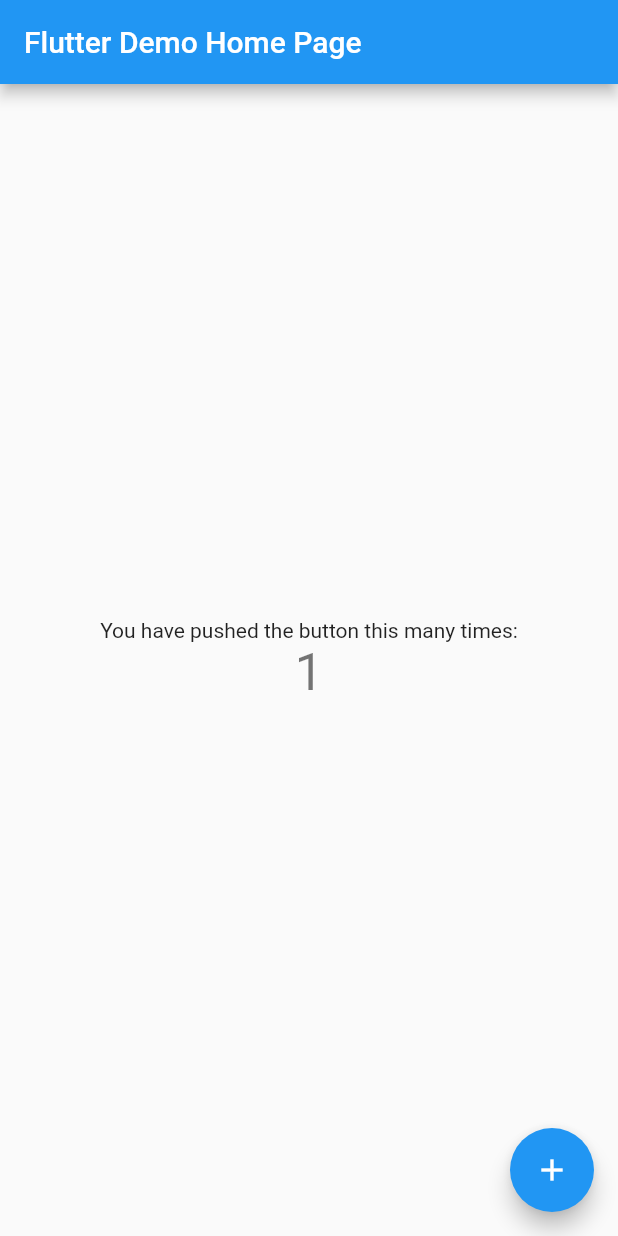
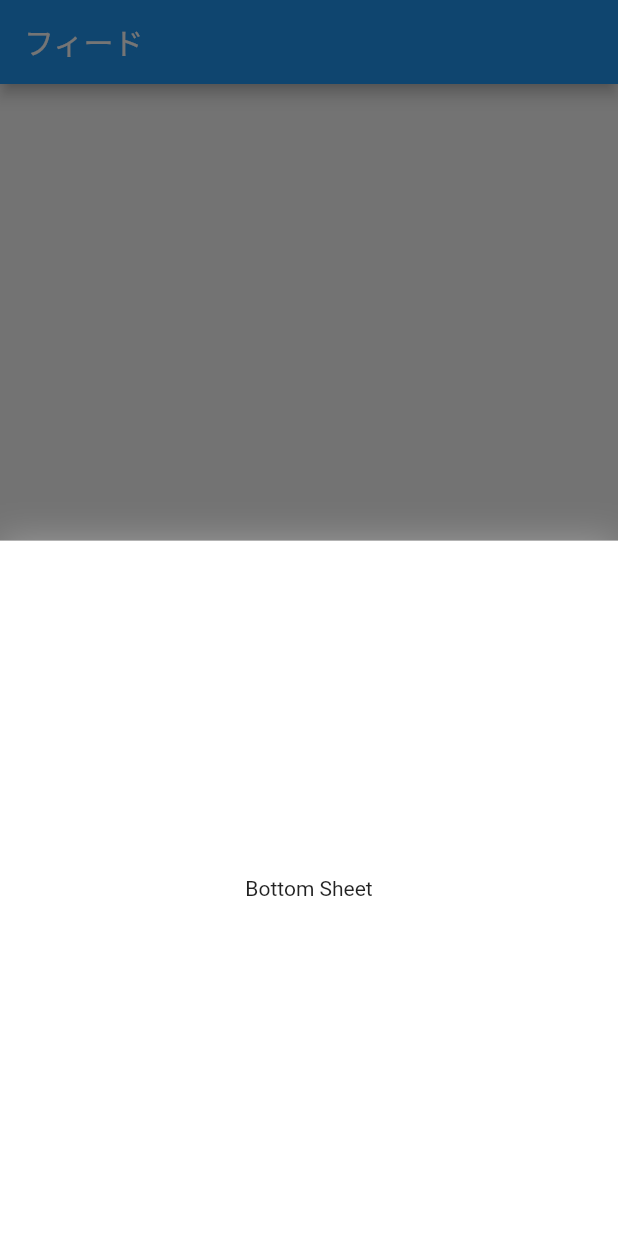
Before and after one commit to misaki-kawaguchi/flutter_playground, a Flutter app: the screen it shows after launch, after a tap on the "add" icon, on a phone screen of 412 x 824 dp. Run offline on Flutter 3.47's test engine with Material 2 defaults, Android fonts, the phone set to English and light mode, and no system bars.

Commit message:
BottomNavigationBarを残したまま遷移

```diff
--- a/bottom_naviigation/lib/main.dart
+++ b/bottom_naviigation/lib/main.dart
@@ -1,3 +1,10 @@
+import 'package:bottom_naviigation/pages/home.dart';
+import 'package:bottom_naviigation/pages/magazine.dart';
+import 'package:bottom_naviigation/pages/notifications.dart';
+import 'package:bottom_naviigation/pages/profile.dart';
+import 'package:bottom_naviigation/widget/bottom_navigator.dart';
+import 'package:bottom_naviigation/widget/tab_item.dart';
+import 'package:bottom_naviigation/widget/tab_navigator.dart';
 import 'package:flutter/material.dart';
 
 void main() {
@@ -7,109 +14,144 @@ void main() {
 class MyApp extends StatelessWidget {
   const MyApp({Key? key}) : super(key: key);
 
-  // This widget is the root of your application.
   @override
   Widget build(BuildContext context) {
     return MaterialApp(
       title: 'Flutter Demo',
       theme: ThemeData(
-        // This is the theme of your application.
-        //
-        // Try running your application with "flutter run". You'll see the
-        // application has a blue toolbar. Then, without quitting the app, try
-        // changing the primarySwatch below to Colors.green and then invoke
-        // "hot reload" (press "r" in the console where you ran "flutter run",
-        // or simply save your changes to "hot reload" in a Flutter IDE).
-        // Notice that the counter didn't reset back to zero; the application
-        // is not restarted.
         primarySwatch: Colors.blue,
       ),
-      home: const MyHomePage(title: 'Flutter Demo Home Page'),
+      home: MainPage(),
     );
   }
 }
 
-class MyHomePage extends StatefulWidget {
-  const MyHomePage({Key? key, required this.title}) : super(key: key);
-
-  // This widget is the home page of your application. It is stateful, meaning
-  // that it has a State object (defined below) that contains fields that affect
-  // how it looks.
-
-  // This class is the configuration for the state. It holds the values (in this
-  // case the title) provided by the parent (in this case the App widget) and
-  // used by the build method of the State. Fields in a Widget subclass are
-  // always marked "final".
-
-  final String title;
+class MainPage extends StatefulWidget {
+  MainPage({Key? key}) : super(key: key);
 
   @override
-  State<MyHomePage> createState() => _MyHomePageState();
+  _MainPageState createState() => _MainPageState();
 }
 
-class _MyHomePageState extends State<MyHomePage> {
-  int _counter = 0;
+class _MainPageState extends State<MainPage> {
+  TabItem _currentTab = TabItem.home;
+  final Map<TabItem, GlobalKey<NavigatorState>> _navigatorKeys = {
+    TabItem.home: GlobalKey<NavigatorState>(),
+    TabItem.magazine: GlobalKey<NavigatorState>(),
+    TabItem.notifications: GlobalKey<NavigatorState>(),
+    TabItem.profile: GlobalKey<NavigatorState>(),
+  };
 
-  void _incrementCounter() {
-    setState(() {
-      // This call to setState tells the Flutter framework that something has
-      // changed in this State, which causes it to rerun the build method below
-      // so that the display can reflect the updated values. If we changed
-      // _counter without calling setState(), then the build method would not be
-      // called again, and so nothing would appear to happen.
-      _counter++;
-    });
-  }
+  final items = <BottomNavigationBarItem>[
+    const BottomNavigationBarItem(
+      icon: Icon(Icons.home),
+      label: 'フィード',
+    ),
+    const BottomNavigationBarItem(
+      icon: Icon(Icons.newspaper),
+      label: 'MAGAZINE',
+    ),
+    const BottomNavigationBarItem(
+      icon: Icon(Icons.notifications),
+      label: 'お知らせ',
+    ),
+    const BottomNavigationBarItem(
+      icon: Icon(Icons.person),
+      label: 'プロフィール',
+    ),
+  ];
+  final tabs = <Widget>[
+    const Home(),
+    const Magazine(),
+    const Notifications(),
+    const Profile(),
+  ];
 
   @override
   Widget build(BuildContext context) {
-    // This method is rerun every time setState is called, for instance as done
-    // by the _incrementCounter method above.
-    //
-    // The Flutter framework has been optimized to make rerunning build methods
-    // fast, so that you can just rebuild anything that needs updating rather
-    // than having to individually change instances of widgets.
     return Scaffold(
-      appBar: AppBar(
-        // Here we take the value from the MyHomePage object that was created by
-        // the App.build method, and use it to set our appbar title.
-        title: Text(widget.title),
+      body: Stack(
+        children: <Widget>[
+          _buildTabItem(
+            TabItem.home,
+            '/home',
+          ),
+          _buildTabItem(
+            TabItem.magazine,
+            '/magazine',
+          ),
+          _buildTabItem(
+            TabItem.notifications,
+            '/notification',
+          ),
+          _buildTabItem(
+            TabItem.profile,
+            '/profile',
+          ),
+        ],
       ),
-      body: Center(
-        // Center is a layout widget. It takes a single child and positions it
-        // in the middle of the parent.
-        child: Column(
-          // Column is also a layout widget. It takes a list of children and
-          // arranges them vertically. By default, it sizes itself to fit its
-          // children horizontally, and tries to be as tall as its parent.
-          //
-          // Invoke "debug painting" (press "p" in the console, choose the
-          // "Toggle Debug Paint" action from the Flutter Inspector in Android
-          // Studio, or the "Toggle Debug Paint" command in Visual Studio Code)
-          // to see the wireframe for each widget.
-          //
-          // Column has various properties to control how it sizes itself and
-          // how it positions its children. Here we use mainAxisAlignment to
-          // center the children vertically; the main axis here is the vertical
-          // axis because Columns are vertical (the cross axis would be
-          // horizontal).
-          mainAxisAlignment: MainAxisAlignment.center,
-          children: <Widget>[
-            const Text(
-              'You have pushed the button this many times:',
-            ),
-            Text(
-              '$_counter',
-              style: Theme.of(context).textTheme.headline4,
-            ),
-          ],
+      floatingActionButton: Container(
+        width: 34,
+        margin: const EdgeInsets.only(top: 60),
+        child: FloatingActionButton(
+          backgroundColor: Colors.white,
+          onPressed: () {
+            showModalBottomSheet(
+              context: context,
+              builder: (BuildContext context) {
+                return Container(
+                  child: const Text('Bottom Sheet'),
+                  alignment: Alignment.center,
+                  height: 500,
+                  width: double.infinity,
+                  decoration: const BoxDecoration(
+                    color: Colors.white,
+                    boxShadow: [
+                      BoxShadow(
+                        color: Colors.grey,
+                        blurRadius: 20,
+                      ),
+                    ],
+                  ),
+                );
+              },
+            );
+          },
+          child: const Icon(
+            Icons.add,
+            color: Colors.black,
+          ),
         ),
       ),
-      floatingActionButton: FloatingActionButton(
-        onPressed: _incrementCounter,
-        tooltip: 'Increment',
-        child: const Icon(Icons.add),
-      ), // This trailing comma makes auto-formatting nicer for build methods.
+      floatingActionButtonLocation: FloatingActionButtonLocation.centerDocked,
+      bottomNavigationBar: BottomNavigation(
+        currentTab: _currentTab,
+        onSelect: onSelect,
+      ),
     );
   }
+
+  Widget _buildTabItem(
+      TabItem tabItem,
+      String root,
+      ) {
+    return Offstage(
+      offstage: _currentTab != tabItem,
+      child: TabNavigator(
+        navigationKey: _navigatorKeys[tabItem]!,
+        tabItem: tabItem,
+        routerName: root,
+      ),
+    );
+  }
+
+  void onSelect(TabItem tabItem) {
+    if (_currentTab == tabItem) {
+      _navigatorKeys[tabItem]!.currentState!.popUntil((route) => route.isFirst);
+    } else {
+      setState(() {
+        _currentTab = tabItem;
+      });
+    }
+  }
 }
--- /dev/null
+++ b/bottom_naviigation/lib/pages/detail.dart
@@ -0,0 +1,17 @@
+import 'package:flutter/material.dart';
+
+class Detail extends StatelessWidget {
+  const Detail({Key? key}) : super(key: key);
+
+  @override
+  Widget build(BuildContext context) {
+    return Scaffold(
+      appBar: AppBar(
+        title: const Text('詳細'),
+      ),
+      body: const Center(
+        child: Text('詳細ページ'),
+      ),
+    );
+  }
+}
--- /dev/null
+++ b/bottom_naviigation/lib/pages/home.dart
@@ -0,0 +1,48 @@
+import 'package:bottom_naviigation/pages/detail.dart';
+import 'package:flutter/material.dart';
+
+class Home extends StatelessWidget {
+  const Home({Key? key}) : super(key: key);
+
+  @override
+  Widget build(BuildContext context) {
+    return Scaffold(
+      appBar: AppBar(
+        title: const Text('フィード'),
+      ),
+      body: Center(
+        child: Column(
+          mainAxisAlignment: MainAxisAlignment.center,
+          children: [
+            FlatButton(
+              child: const Text('BottomNavigatorBar残したまま遷移'),
+              color: Colors.amberAccent,
+              onPressed: () {
+                Navigator.of(context).push<Widget>(
+                  MaterialPageRoute(
+                    builder: (context) {
+                      return const Detail();
+                    },
+                  ),
+                );
+              },
+            ),
+            FlatButton(
+              child: const Text('フルスクリーン'),
+              color: Colors.amberAccent,
+              onPressed: () {
+                Navigator.of(context, rootNavigator: true).push(
+                  MaterialPageRoute(
+                    builder: (context) {
+                      return const Detail();
+                    },
+                  ),
+                );
+              },
+            ),
+          ],
+        ),
+      ),
+    );
+  }
+}
--- /dev/null
+++ b/bottom_naviigation/lib/pages/magazine.dart
@@ -0,0 +1,17 @@
+import 'package:flutter/material.dart';
+
+class Magazine extends StatelessWidget {
+  const Magazine({Key? key}) : super(key: key);
+
+  @override
+  Widget build(BuildContext context) {
+    return Scaffold(
+      appBar: AppBar(
+        title: const Text('MAGAZINE'),
+      ),
+      body: const Center(
+        child: Text('MAGAZINEページ'),
+      ),
+    );
+  }
+}
--- /dev/null
+++ b/bottom_naviigation/lib/pages/notifications.dart
@@ -0,0 +1,17 @@
+import 'package:flutter/material.dart';
+
+class Notifications extends StatelessWidget {
+  const Notifications({Key? key}) : super(key: key);
+
+  @override
+  Widget build(BuildContext context) {
+    return Scaffold(
+      appBar: AppBar(
+        title: const Text('notification'),
+      ),
+      body: const Center(
+        child: Text('お知らせページ'),
+      ),
+    );
+  }
+}
--- /dev/null
+++ b/bottom_naviigation/lib/pages/profile.dart
@@ -0,0 +1,17 @@
+import 'package:flutter/material.dart';
+
+class Profile extends StatelessWidget {
+  const Profile({Key? key}) : super(key: key);
+
+  @override
+  Widget build(BuildContext context) {
+    return Scaffold(
+      appBar: AppBar(
+        title: const Text('sample'),
+      ),
+      body: const Center(
+        child: Text('サンプルページ'),
+      ),
+    );
+  }
+}
--- /dev/null
+++ b/bottom_naviigation/lib/widget/bottom_navigator.dart
@@ -0,0 +1,91 @@
+import 'package:bottom_naviigation/widget/tab_item.dart';
+import 'package:flutter/material.dart';
+
+const tabTitle = <TabItem, String>{
+  TabItem.home: 'フィード',
+  TabItem.magazine: 'MAGAZINE',
+  TabItem.add: '',
+  TabItem.notifications: 'お知らせ',
+  TabItem.profile: 'プロフィール',
+};
+const tabIcon = <TabItem, IconData?>{
+  TabItem.home: Icons.home,
+  TabItem.magazine: Icons.newspaper,
+  TabItem.add: null,
+  TabItem.notifications: Icons.notifications,
+  TabItem.profile: Icons.person,
+};
+
+class BottomNavigation extends StatefulWidget {
+  const BottomNavigation({
+    Key? key,
+    required this.currentTab,
+    required this.onSelect,
+  }) : super(key: key);
+
+  final TabItem currentTab;
+  final ValueChanged<TabItem> onSelect;
+
+  @override
+  State<BottomNavigation> createState() => _BottomNavigationState();
+}
+
+class _BottomNavigationState extends State<BottomNavigation> {
+  int _selectedIndex = 0;
+  @override
+  Widget build(BuildContext context) {
+    return BottomNavigationBar(
+      backgroundColor: Colors.black,
+      selectedItemColor: Colors.white,
+      selectedLabelStyle: const TextStyle(
+        fontSize: 11,
+      ),
+      unselectedItemColor: const Color(0xFFBEBEBE),
+      unselectedLabelStyle: const TextStyle(
+        fontSize: 11,
+      ),
+      items: <BottomNavigationBarItem>[
+        bottomItem(
+          context,
+          tabItem: TabItem.home,
+        ),
+        bottomItem(
+          context,
+          tabItem: TabItem.magazine,
+        ),
+        bottomItem(
+          context,
+          tabItem: TabItem.add,
+        ),
+        bottomItem(
+          context,
+          tabItem: TabItem.notifications,
+        ),
+        bottomItem(
+          context,
+          tabItem: TabItem.profile,
+        ),
+      ],
+      type: BottomNavigationBarType.fixed,
+      currentIndex: _selectedIndex,
+      onTap: (index) {
+        widget.onSelect(TabItem.values[index]);
+        setState(() {
+          _selectedIndex = index;
+        });
+      },
+    );
+  }
+
+  BottomNavigationBarItem bottomItem(
+      BuildContext context, {
+        TabItem? tabItem,
+      }) {
+    return BottomNavigationBarItem(
+      icon: Icon(
+        tabIcon[tabItem],
+      ),
+      label: tabTitle[tabItem],
+    );
+  }
+}
--- /dev/null
+++ b/bottom_naviigation/lib/widget/tab_item.dart
@@ -0,0 +1,7 @@
+enum TabItem {
+  home,
+  magazine,
+  add,
+  notifications,
+  profile,
+}
--- /dev/null
+++ b/bottom_naviigation/lib/widget/tab_navigator.dart
@@ -0,0 +1,43 @@
+import 'package:bottom_naviigation/pages/home.dart';
+import 'package:bottom_naviigation/pages/magazine.dart';
+import 'package:bottom_naviigation/pages/notifications.dart';
+import 'package:bottom_naviigation/pages/profile.dart';
+import 'package:bottom_naviigation/widget/tab_item.dart';
+import 'package:flutter/material.dart';
+
+class TabNavigator extends StatelessWidget {
+  const TabNavigator({
+    Key? key,
+    required this.tabItem,
+    required this.routerName,
+    required this.navigationKey,
+  }) : super(key: key);
+
+  final TabItem tabItem;
+  final String routerName;
+  final GlobalKey<NavigatorState> navigationKey;
+
+  Map<String, Widget Function(BuildContext)> _routerBuilder(BuildContext context) => {
+    '/home': (context) => const Home(),
+    '/magazine': (context) => const Magazine(),
+    '/notification': (context) => const Notifications(),
+    '/profile': (context) => const Profile(),
+  };
+
+  @override
+  Widget build(BuildContext context) {
+    final routerBuilder = _routerBuilder(context);
+
+    return Navigator(
+      key: navigationKey,
+      initialRoute: '/',
+      onGenerateRoute: (settings) {
+        return MaterialPageRoute<Widget>(
+          builder: (context) {
+            return routerBuilder[routerName]!(context);
+          },
+        );
+      },
+    );
+  }
+}
```
